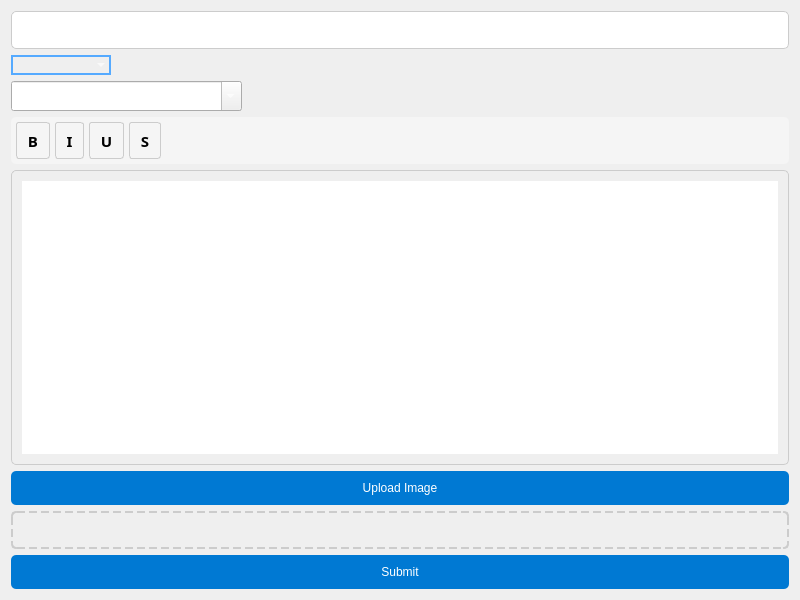
The window that frontend/assets/ui_files/PostUI/UserInterfaceFile/CreatePostView.ui (cojocariudaniel1/super-duper-octo-guacamole) describes before a commit, drawn with Qt 5.
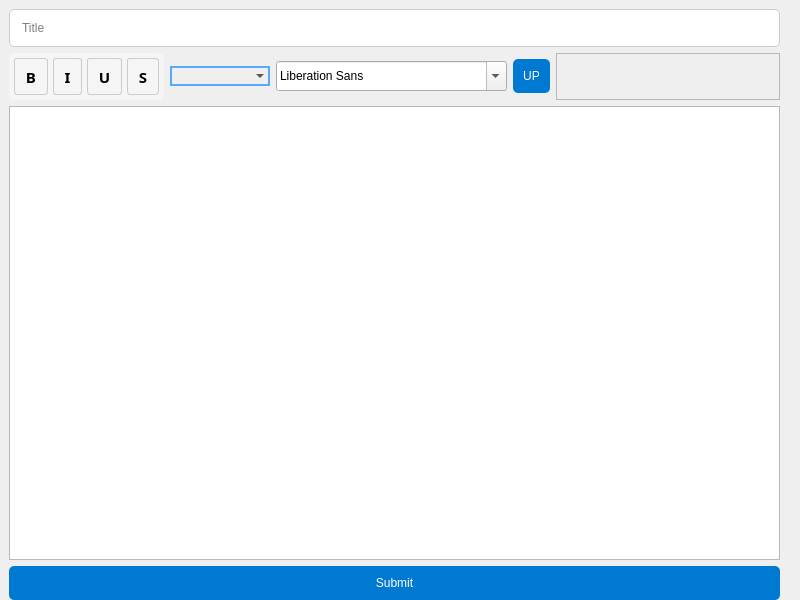
The same window after the commit.

What changed in the file:
```diff
--- a/frontend/assets/ui_files/PostUI/UserInterfaceFile/CreatePostView.ui
+++ b/frontend/assets/ui_files/PostUI/UserInterfaceFile/CreatePostView.ui
@@ -13,11 +13,20 @@
   <property name="windowTitle">
    <string>Create Post</string>
   </property>
+  <widget class="QWidget" name="layoutWidget">
+   <property name="geometry">
+    <rect>
+     <x>9</x>
+     <y>9</y>
+     <width>771</width>
+     <height>591</height>
+    </rect>
+   </property>
   <layout class="QVBoxLayout" name="verticalLayout">
    <item>
     <widget class="QLineEdit" name="titleInput">
      <property name="styleSheet">
-      <string notr="true">font: 14pt &quot;Raleway&quot;; padding: 10px; border-radius: 5px; border: 1px solid #ccc; color:white;</string>
+       <string notr="true">font: 14pt &quot;Raleway&quot;; padding: 10px; border-radius: 5px; border: 1px solid #ccc; color:black;</string>
      </property>
      <property name="placeholderText">
       <string>Title</string>
@@ -25,46 +34,7 @@
     </widget>
    </item>
    <item>
-    <widget class="QComboBox" name="fontSizeComboBox">
-     <property name="sizePolicy">
-      <sizepolicy hsizetype="Fixed" vsizetype="Fixed">
-       <horstretch>0</horstretch>
-       <verstretch>0</verstretch>
-      </sizepolicy>
-     </property>
-     <property name="minimumSize">
-      <size>
-       <width>100</width>
-       <height>0</height>
-      </size>
-     </property>
-     <property name="styleSheet">
-      <string notr="true">    font: 500 11pt &quot;Raleway&quot;;
-    border: 2px solid rgb(85, 170, 255);  /* Border color */
-    background-color: transparent;  /* Remove background */
-    color: white;  /* Text color */</string>
-     </property>
-    </widget>
-   </item>
-   <item>
-    <widget class="QFontComboBox" name="fontComboBox">
-     <property name="sizePolicy">
-      <sizepolicy hsizetype="Fixed" vsizetype="Fixed">
-       <horstretch>0</horstretch>
-       <verstretch>0</verstretch>
-      </sizepolicy>
-     </property>
-     <property name="minimumSize">
-      <size>
-       <width>0</width>
-       <height>30</height>
-      </size>
-     </property>
-     <property name="styleSheet">
-      <string notr="true">font: 500 11pt &quot;Raleway&quot;; color:white;</string>
-     </property>
-    </widget>
-   </item>
+     <layout class="QHBoxLayout" name="horizontalLayout">
    <item>
     <widget class="QToolBar" name="formattingToolbar">
      <property name="styleSheet">
@@ -96,32 +66,87 @@
     </widget>
    </item>
    <item>
-    <widget class="QTextEdit" name="bodyInput">
+       <widget class="QComboBox" name="fontSizeComboBox">
+        <property name="sizePolicy">
+         <sizepolicy hsizetype="Fixed" vsizetype="Fixed">
+          <horstretch>0</horstretch>
+          <verstretch>0</verstretch>
+         </sizepolicy>
+        </property>
+        <property name="minimumSize">
+         <size>
+          <width>100</width>
+          <height>0</height>
+         </size>
+        </property>
      <property name="styleSheet">
-      <string notr="true">font: 12pt &quot;Raleway&quot;; padding: 10px; border-radius: 5px; border: 1px solid #ccc; color:white;</string>
-     </property>
-     <property name="placeholderText">
-      <string>Text (optional)</string>
+         <string notr="true">    font: 500 11pt &quot;Raleway&quot;;
+    border: 2px solid rgb(85, 170, 255);  /* Border color */
+    background-color: transparent;  /* Remove background */
+    color: black;  /* Text color */</string>
+        </property>
+       </widget>
+      </item>
+      <item>
+       <widget class="QFontComboBox" name="fontComboBox">
+        <property name="sizePolicy">
+         <sizepolicy hsizetype="Fixed" vsizetype="Fixed">
+          <horstretch>0</horstretch>
+          <verstretch>0</verstretch>
+         </sizepolicy>
+        </property>
+        <property name="minimumSize">
+         <size>
+          <width>0</width>
+          <height>30</height>
+         </size>
+        </property>
+        <property name="styleSheet">
+         <string notr="true">font: 500 11pt &quot;Raleway&quot;; color:black;</string>
      </property>
     </widget>
    </item>
    <item>
     <widget class="QPushButton" name="uploadImageButton">
+        <property name="maximumSize">
+         <size>
+          <width>100</width>
+          <height>16777215</height>
+         </size>
+        </property>
      <property name="styleSheet">
       <string notr="true">font: 12pt &quot;Raleway&quot;; padding: 10px; border-radius: 5px; background-color: #0079D3; color: white;</string>
      </property>
      <property name="text">
-      <string>Upload Image</string>
+         <string>UP</string>
      </property>
     </widget>
    </item>
    <item>
-    <widget class="QLabel" name="imagePreview">
+       <widget class="QFrame" name="frame">
+        <property name="sizePolicy">
+         <sizepolicy hsizetype="Preferred" vsizetype="Preferred">
+          <horstretch>1</horstretch>
+          <verstretch>0</verstretch>
+         </sizepolicy>
+        </property>
+        <property name="frameShape">
+         <enum>QFrame::Shape::StyledPanel</enum>
+        </property>
+        <property name="frameShadow">
+         <enum>QFrame::Shadow::Raised</enum>
+        </property>
+       </widget>
+      </item>
+     </layout>
+    </item>
+    <item>
+     <widget class="QTextBrowser" name="bodyInput">
      <property name="styleSheet">
-      <string notr="true">border: 2px dashed #ccc; padding: 10px; border-radius: 5px;</string>
-     </property>
-     <property name="alignment">
-      <set>Qt::AlignmentFlag::AlignCenter</set>
+       <string notr="true">color:black;</string>
+      </property>
+      <property name="readOnly">
+       <bool>false</bool>
      </property>
     </widget>
    </item>
@@ -136,6 +161,7 @@
     </widget>
    </item>
   </layout>
+  </widget>
   <action name="boldAction">
    <property name="checkable">
     <bool>true</bool>
```
Lines whose indentation alone changed are shown as unchanged.
